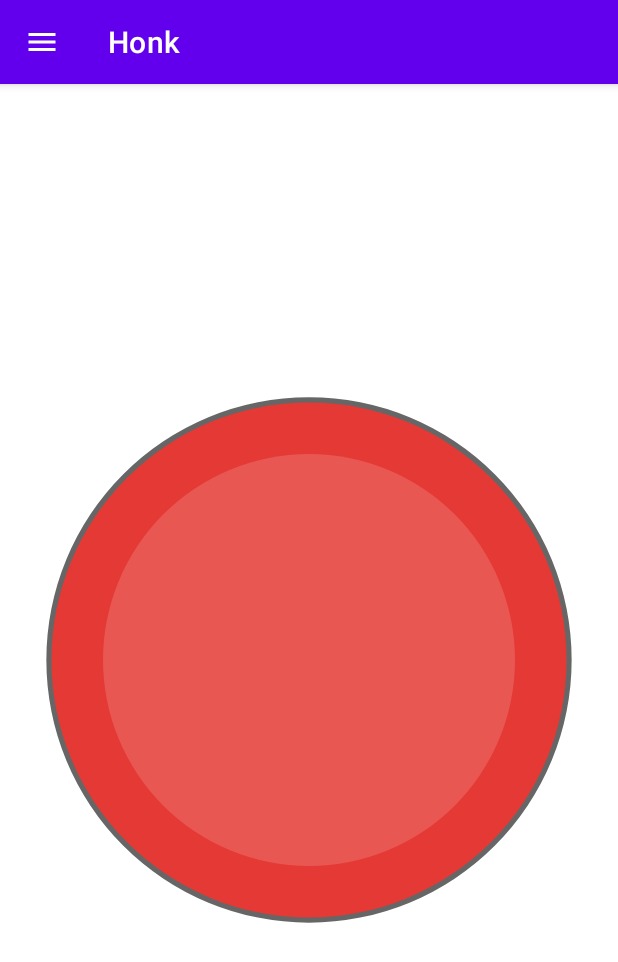
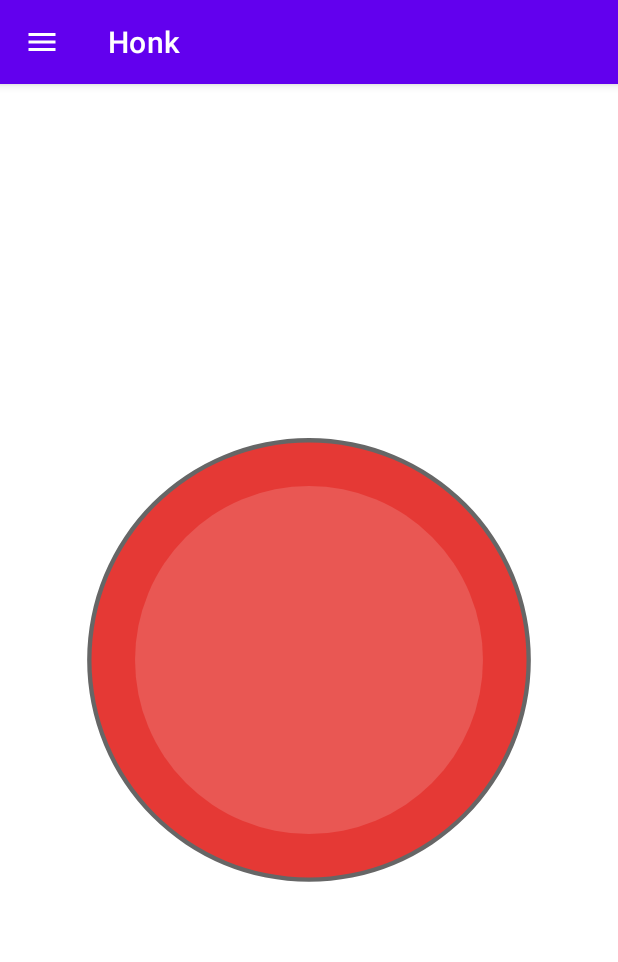
Before and after one commit to pyslop/honk, an Android app: the screen it shows after launch (MainActivity), on a phone screen of 412 x 824 dp. Shown: the top 962 px of the screen. Run offline under Robolectric (Android 15) with nearby library versions, the phone set to English and light mode, and no system bars.

Commit message:
Enhance honk button interaction by ignoring edge touches and adjust button size in layout

```diff
--- a/app/src/main/res/layout/activity_main.xml
+++ b/app/src/main/res/layout/activity_main.xml
@@ -27,9 +27,10 @@
             android:scaleType="fitCenter"
             android:background="?attr/selectableItemBackgroundBorderless"
             android:soundEffectsEnabled="false"
+            android:padding="32dp"
             app:layout_constraintDimensionRatio="1:1"
-            app:layout_constraintWidth_percent="0.7"
-            app:layout_constraintHeight_percent="0.7"
+            app:layout_constraintWidth_percent="0.5"
+            app:layout_constraintHeight_percent="0.5"
             app:layout_constraintTop_toBottomOf="@id/toolbar"
             app:layout_constraintBottom_toBottomOf="parent"
             app:layout_constraintStart_toStartOf="parent"
```
Also changed, not shown: app/src/main/java/com/example/honk/MainActivity.kt (+9 -0 lines).
